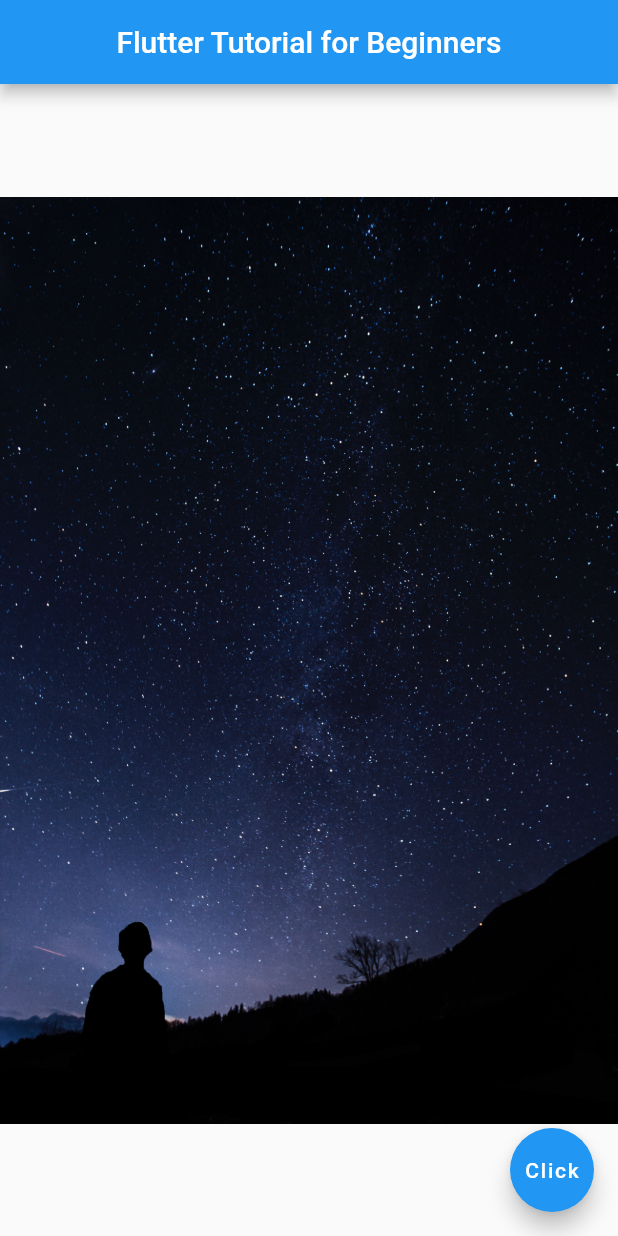
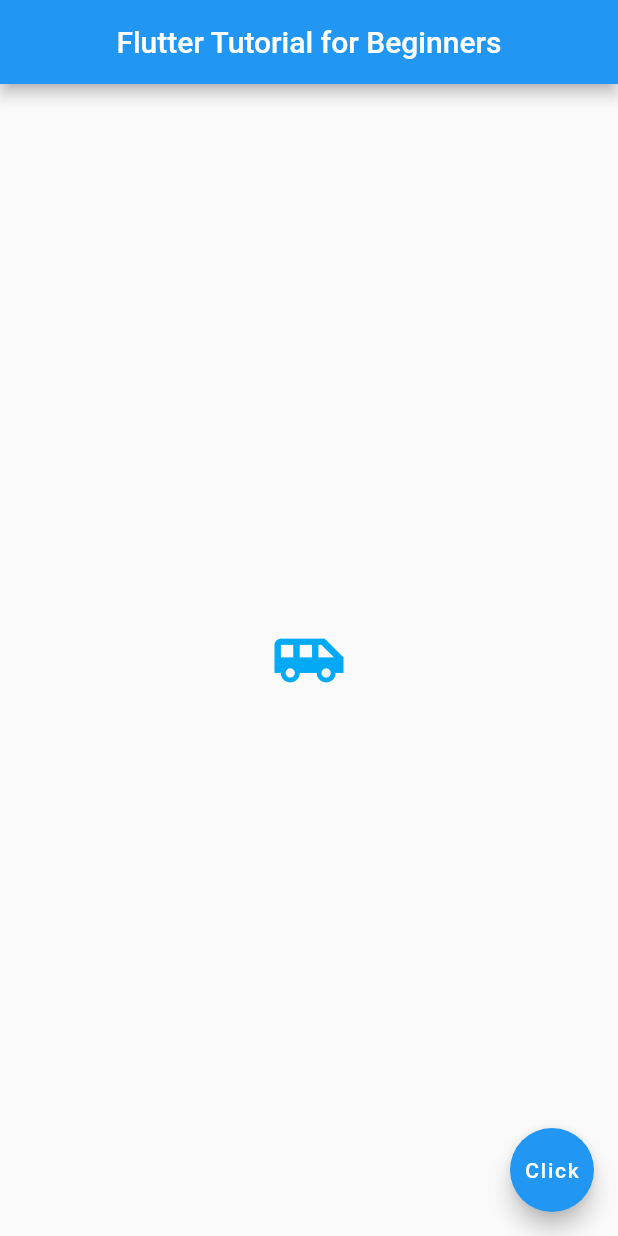
Before and after one commit to ChrisWongAtCUHK/flutter_tutorial_for_beginners, a Flutter app: the screen it shows after launch, on a phone screen of 412 x 824 dp. Run offline on Flutter 3.47's test engine with Material 2 defaults, Android fonts, the phone set to English and light mode, and no system bars.

Commit message:
Flutter Tutorial for Beginners #9 - Buttons & Icons

```diff
--- a/lib/main.dart
+++ b/lib/main.dart
@@ -14,8 +14,12 @@ class Home extends StatelessWidget {
         title: const Text('Flutter Tutorial for Beginners'),
         centerTitle: true,
       ),
-      body: Center(
-        child: Image.asset('assets/space-3.jpg'),
+      body: const Center(
+        child: Icon(
+          Icons.airport_shuttle,
+          color: Colors.lightBlue,
+          size: 50.0,
+        ),
       ),
       floatingActionButton: FloatingActionButton(
         onPressed: () {},
```
Also changed, not shown: 1 other file.
